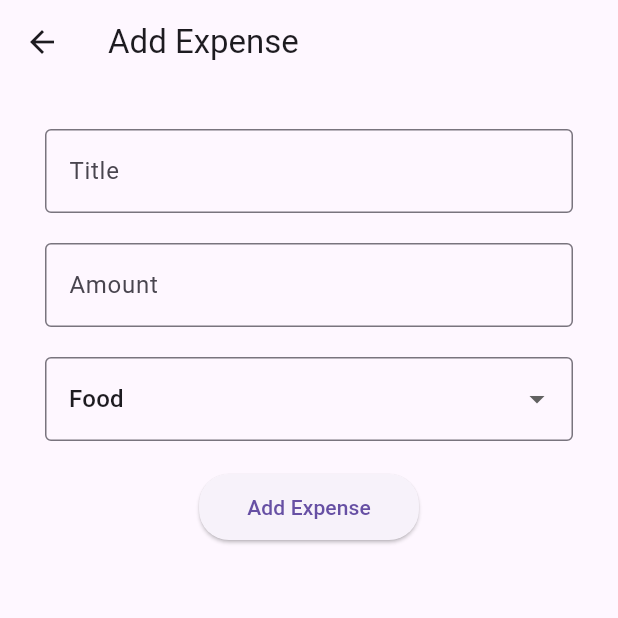
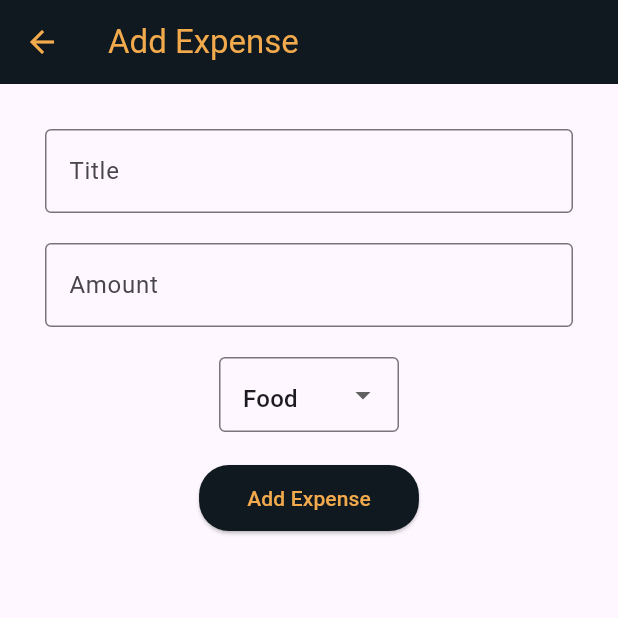
Before and after one commit to Eng-MostafaRamadan/ITI-Tasks, a Flutter app: the screen it shows after launch, after a tap on the "add" icon, on a phone screen of 412 x 824 dp, the top half of it. Run offline on Flutter 3.47's test engine with Material 3 defaults, Android fonts, the phone set to English and light mode, and no system bars; our stand-ins replace flutter_riverpod, loading_indicator.

Commit message:
update some color

```diff
--- a/day6_task/lib/expense.dart
+++ b/day6_task/lib/expense.dart
@@ -37,7 +37,14 @@ class _ExpenseScreenState extends ConsumerState<ExpenseScreen> {
   @override
   Widget build(BuildContext context) {
     return Scaffold(
-      appBar: AppBar(title: const Text("Add Expense")),
+      appBar: AppBar(
+        iconTheme: IconThemeData(color: Color(0xffF2AA4C)),
+        backgroundColor: Color(0xff101820),
+        title: const Text(
+          "Add Expense",
+          style: TextStyle(color: Color(0xffF2AA4C)),
+        ),
+      ),
       body: Padding(
         padding: const EdgeInsets.all(30),
         child: Column(
@@ -59,10 +66,14 @@ class _ExpenseScreenState extends ConsumerState<ExpenseScreen> {
               ),
             ),
             const SizedBox(height: 20),
-            DropdownButtonFormField(
+            SizedBox(
+              width: 120,
+              height: 50,
+              child: DropdownButtonFormField(
                 value: _selectedCategory,
                 items: _categories.map((category) {
-                return DropdownMenuItem(value: category, child: Text(category));
+                  return DropdownMenuItem(
+                      value: category, child: Text(category));
                 }).toList(),
                 onChanged: (value) {
                   setState(() {
@@ -71,16 +82,21 @@ class _ExpenseScreenState extends ConsumerState<ExpenseScreen> {
                 },
                 decoration: const InputDecoration(border: OutlineInputBorder()),
               ),
+            ),
             const SizedBox(height: 20),
             ElevatedButton(
               onPressed: _addExpense,
               style: ElevatedButton.styleFrom(
+                backgroundColor: Color(0xff101820),
                 shape: RoundedRectangleBorder(
                     borderRadius: BorderRadius.circular(20)),
                 padding:
                     const EdgeInsets.symmetric(horizontal: 32, vertical: 12),
               ),
-              child: const Text('Add Expense'),
+              child: const Text(
+                'Add Expense',
+                style: TextStyle(color: Color(0xffF2AA4C)),
+              ),
             ),
           ],
         ),
--- a/day6_task/lib/home_screen.dart
+++ b/day6_task/lib/home_screen.dart
@@ -13,12 +13,22 @@ class HomeScreen extends ConsumerWidget {
 
     return Scaffold(
       floatingActionButton: FloatingActionButton(
+        backgroundColor: Color(0xff101820),
         onPressed: () {
           Navigator.of(context).pushNamed("expense");
         },
-        child: const Icon(Icons.add),
+        child: const Icon(
+          Icons.add,
+          color: Color(0xffF2AA4C),
+        ),
       ),
-      appBar: AppBar(title: const Text("Expense Tracker")),
+      appBar: AppBar(
+        backgroundColor: Color(0xff101820),
+        title: const Text(
+          "Expense Tracker",
+          style: TextStyle(color: Color(0xffF2AA4C)),
+        ),
+      ),
       body: Padding(
         padding: const EdgeInsets.all(16),
         child: Column(
@@ -26,7 +36,7 @@ class HomeScreen extends ConsumerWidget {
             Container(
               padding: const EdgeInsets.symmetric(horizontal: 16, vertical: 8),
               decoration: BoxDecoration(
-                color: Colors.white,
+                color: Color(0xff101820),
                 borderRadius: BorderRadius.circular(12),
                 boxShadow: [
                   BoxShadow(
@@ -41,7 +51,7 @@ class HomeScreen extends ConsumerWidget {
                 style: const TextStyle(
                   fontSize: 18,
                   fontWeight: FontWeight.bold,
-                  color: Colors.black87,
+                  color: Color(0xffF2AA4C),
                 ),
               ),
             ),
```
Lines whose indentation alone changed are shown as unchanged.
